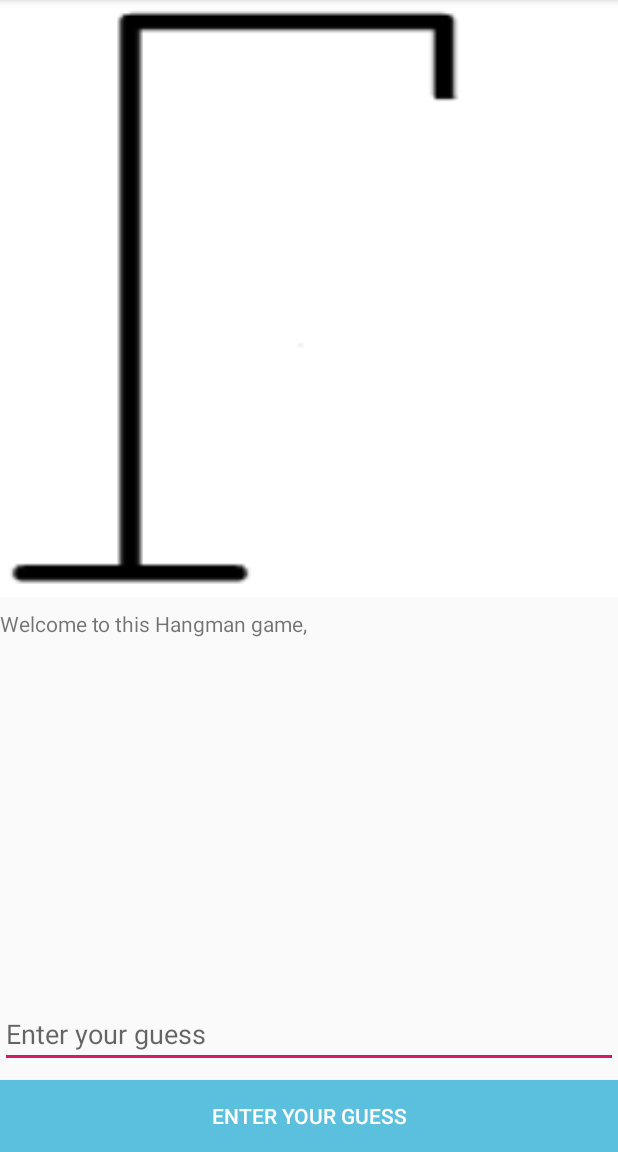
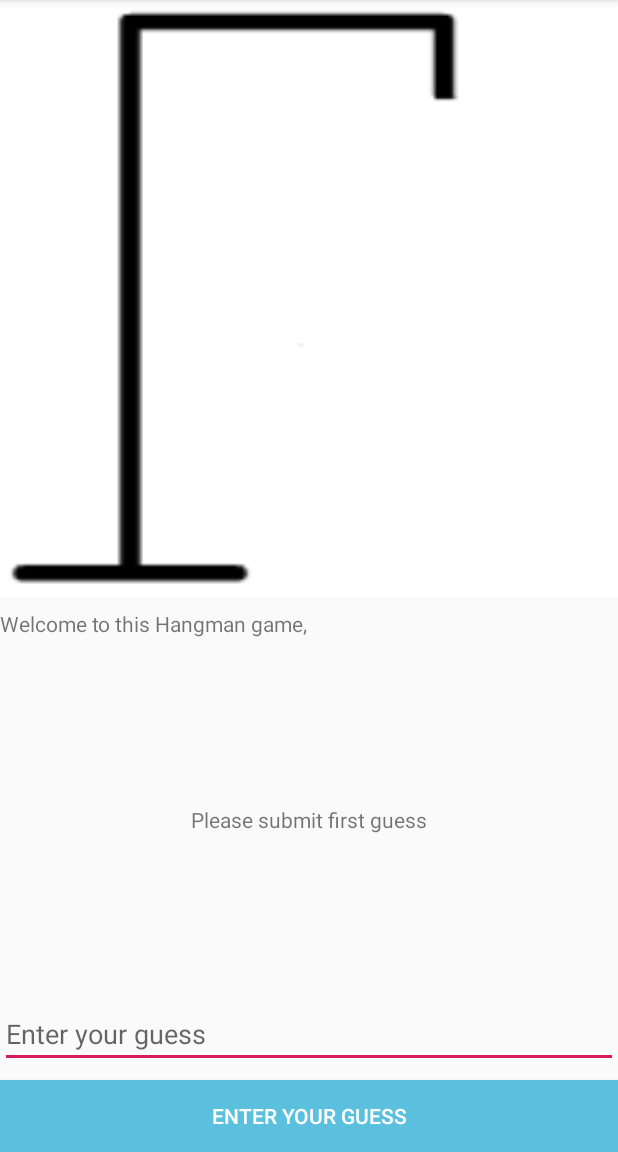
Before and after one commit to Andi365/MyHangmanApp, an Android app: the screen it shows after launch (GameActivity), after a tap on "NEXT", on a phone screen of 412 x 824 dp, the part 84-1236 px from its top. Run offline under Robolectric (Android 15) with nearby library versions, the phone set to English and light mode, and no system bars.

Commit message:
Stupid mistake

```diff
--- a/app/src/main/java/com/example/myhangmanapp/ui/GameActivity.java
+++ b/app/src/main/java/com/example/myhangmanapp/ui/GameActivity.java
@@ -21,6 +21,7 @@ import com.example.myhangmanapp.model.Pictures;
 public class GameActivity extends AppCompatActivity implements OnClickListener {
     private ImageView hangmanPicture;
     private TextView fixedText;
+    private TextView wordField;
     private EditText guessField;
     private Button submitGuess;
     private Pictures pictures;
@@ -36,6 +37,7 @@ public class GameActivity extends AppCompatActivity implements OnClickListener {
         fixedText = findViewById(R.id.gameStartText);
         guessField = findViewById(R.id.guessContainer);
         submitGuess = findViewById(R.id.guessButton);
+        wordField = findViewById(R.id.wordField);
 
         String name = getStringFromMainActivity();
 
@@ -61,6 +63,8 @@ public class GameActivity extends AppCompatActivity implements OnClickListener {
 
         Drawable hangmanTopImage = ContextCompat.getDrawable(this,picture.getHangmanPicture());
         hangmanPicture.setImageDrawable(hangmanTopImage);
+
+        wordField.setText(logik.getSynligtOrd());
     }
 
     private String getStringFromMainActivity() {
--- a/app/src/main/res/layout/activity_game.xml
+++ b/app/src/main/res/layout/activity_game.xml
@@ -53,5 +53,15 @@
         app:layout_constraintHorizontal_bias="0.0"
         app:layout_constraintStart_toStartOf="parent" />
 
+    <TextView
+        android:id="@+id/wordField"
+        android:layout_width="wrap_content"
+        android:layout_height="wrap_content"
+        android:text="@string/wordfield"
+        app:layout_constraintBottom_toTopOf="@+id/guessContainer"
+        app:layout_constraintEnd_toEndOf="parent"
+        app:layout_constraintStart_toStartOf="parent"
+        app:layout_constraintTop_toBottomOf="@+id/gameStartText" />
+
 
 </androidx.constraintlayout.widget.ConstraintLayout>
--- a/app/src/main/res/values/strings.xml
+++ b/app/src/main/res/values/strings.xml
@@ -10,4 +10,5 @@
 
     <string name="fixedText">Welcome to this Hangman game, </string>
     <string name="enter_your_guess">Enter your guess</string>
+    <string name="wordfield">Please submit first guess</string>
 </resources>
```
